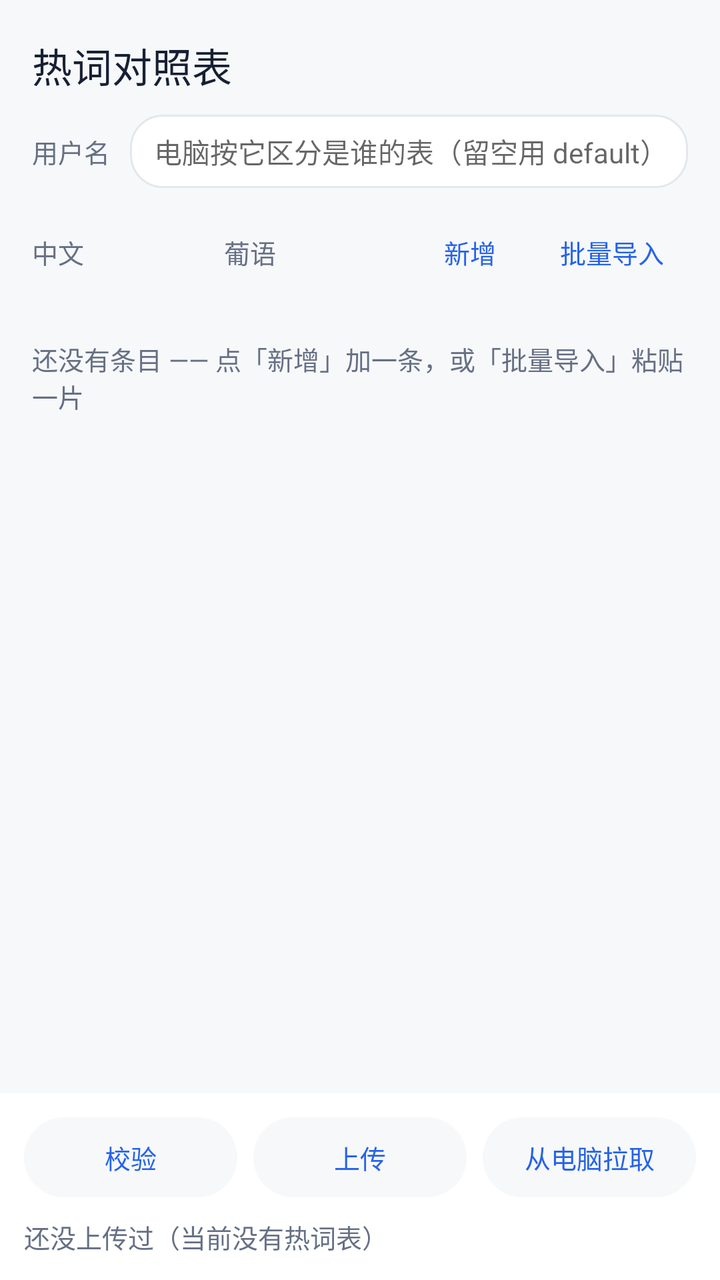
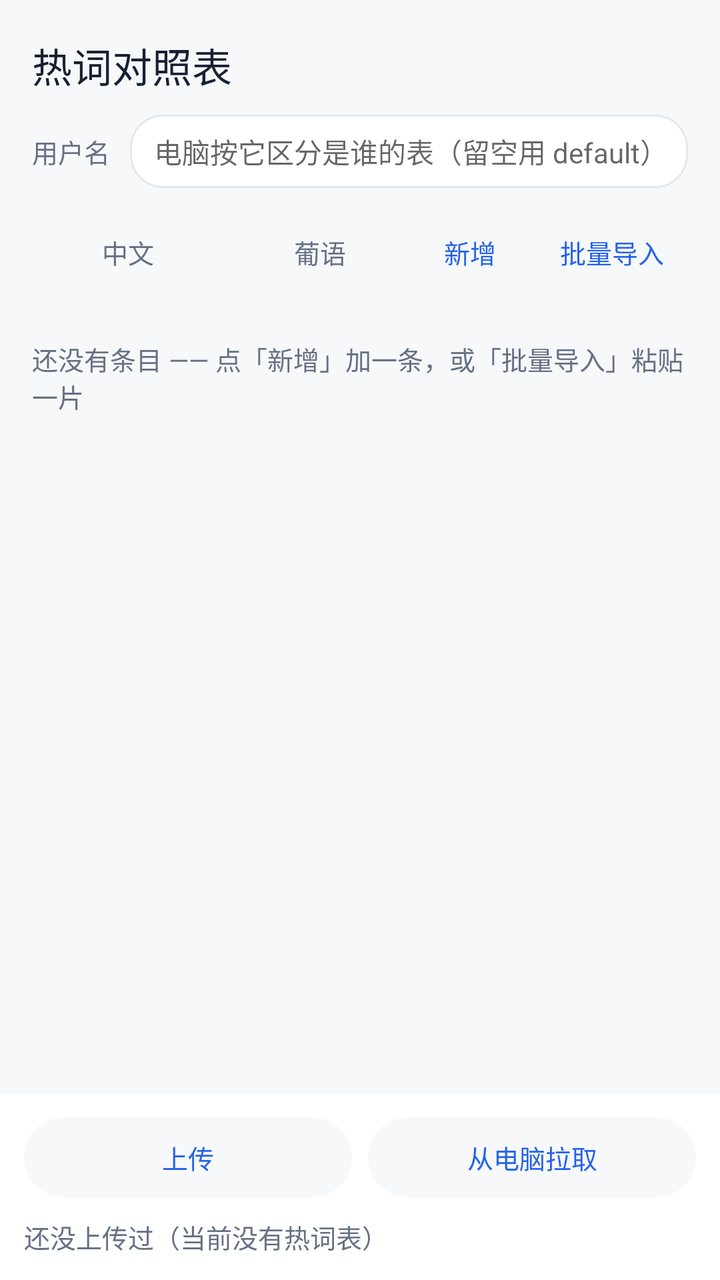

Screens rendered from an Android XML layout before and after an edit, with the pre-edit source and the edit as a unified diff.
<!-- AndroidManifest.xml: application theme AppTheme -->
<!-- res/layout/page_terms.xml -->
<?xml version="1.0" encoding="utf-8"?>
<LinearLayout xmlns:android="http://schemas.android.com/apk/res/android"
    android:layout_width="match_parent"
    android:layout_height="match_parent"
    android:background="@color/page"
    android:orientation="vertical">

    <LinearLayout
        android:layout_width="match_parent"
        android:layout_height="wrap_content"
        android:gravity="center_vertical"
        android:orientation="horizontal"
        android:paddingStart="16dp"
        android:paddingTop="18dp"
        android:paddingEnd="16dp">

        <TextView
            android:layout_width="0dp"
            android:layout_height="wrap_content"
            android:layout_weight="1"
            android:fontFamily="sans-serif-medium"
            android:text="@string/terms_title"
            android:textColor="@color/ink"
            android:textSize="20sp" />

        <TextView
            android:id="@+id/termsCount"
            android:layout_width="wrap_content"
            android:layout_height="wrap_content"
            android:textColor="@color/ink_soft"
            android:textSize="13sp" />
    </LinearLayout>

    
    <LinearLayout
        android:layout_width="match_parent"
        android:layout_height="wrap_content"
        android:layout_marginStart="16dp"
        android:layout_marginTop="10dp"
        android:layout_marginEnd="16dp"
        android:gravity="center_vertical"
        android:orientation="horizontal">

        <TextView
            android:layout_width="wrap_content"
            android:layout_height="wrap_content"
            android:text="@string/terms_user_label"
            android:textColor="@color/ink_soft"
            android:textSize="13sp" />

        <EditText
            android:id="@+id/termsUser"
            android:layout_width="0dp"
            android:layout_height="wrap_content"
            android:layout_marginStart="10dp"
            android:layout_weight="1"
            android:background="@drawable/bg_card"
            android:hint="@string/terms_user_hint"
            android:inputType="text"
            android:maxLines="1"
            android:paddingStart="12dp"
            android:paddingTop="8dp"
            android:paddingEnd="12dp"
            android:paddingBottom="8dp"
            android:textColor="@color/ink"
            android:textSize="14sp" />
    </LinearLayout>

    
    <LinearLayout
        android:layout_width="match_parent"
        android:layout_height="wrap_content"
        android:layout_marginStart="16dp"
        android:layout_marginTop="14dp"
        android:layout_marginEnd="16dp"
        android:gravity="center_vertical"
        android:orientation="horizontal">

        <TextView
            android:layout_width="0dp"
            android:layout_height="wrap_content"
            android:layout_weight="1"
            android:fontFamily="sans-serif-medium"
            android:text="@string/terms_col_zh"
            android:textColor="@color/ink_soft"
            android:textSize="13sp" />

        <TextView
            android:layout_width="0dp"
            android:layout_height="wrap_content"
            android:layout_weight="1"
            android:fontFamily="sans-serif-medium"
            android:text="@string/terms_col_pt"
            android:textColor="@color/ink_soft"
            android:textSize="13sp" />

        <TextView
            android:id="@+id/termsAdd"
            android:layout_width="wrap_content"
            android:layout_height="36dp"
            android:background="@drawable/tap_pill"
            android:clickable="true"
            android:focusable="true"
            android:gravity="center"
            android:paddingStart="14dp"
            android:paddingEnd="14dp"
            android:text="@string/terms_add"
            android:textColor="@color/brand"
            android:textSize="13sp" />

        <TextView
            android:id="@+id/termsBatch"
            android:layout_width="wrap_content"
            android:layout_height="36dp"
            android:layout_marginStart="6dp"
            android:background="@drawable/tap_pill"
            android:clickable="true"
            android:focusable="true"
            android:gravity="center"
            android:paddingStart="12dp"
            android:paddingEnd="12dp"
            android:text="@string/terms_batch"
            android:textColor="@color/brand"
            android:textSize="13sp" />
    </LinearLayout>

    
    <ScrollView
        android:layout_width="match_parent"
        android:layout_height="0dp"
        android:layout_marginTop="8dp"
        android:layout_weight="1"
        android:fillViewport="true">

        <LinearLayout
            android:layout_width="match_parent"
            android:layout_height="wrap_content"
            android:orientation="vertical"
            android:paddingStart="16dp"
            android:paddingEnd="16dp">

            <TextView
                android:id="@+id/termsEmpty"
                android:layout_width="match_parent"
                android:layout_height="wrap_content"
                android:paddingTop="18dp"
                android:paddingBottom="18dp"
                android:text="@string/terms_empty"
                android:textColor="@color/ink_soft"
                android:textSize="13sp" />

            <LinearLayout
                android:id="@+id/termsRows"
                android:layout_width="match_parent"
                android:layout_height="wrap_content"
                android:orientation="vertical" />
        </LinearLayout>
    </ScrollView>

    
    <LinearLayout
        android:layout_width="match_parent"
        android:layout_height="wrap_content"
        android:background="@color/surface"
        android:orientation="vertical"
        android:padding="12dp">

        <LinearLayout
            android:layout_width="match_parent"
            android:layout_height="wrap_content"
            android:orientation="horizontal">

            <TextView
                android:id="@+id/termsValidate"
                android:layout_width="0dp"
                android:layout_height="40dp"
                android:layout_weight="1"
                android:background="@drawable/tap_pill"
                android:clickable="true"
                android:focusable="true"
                android:gravity="center"
                android:text="@string/terms_validate"
                android:textColor="@color/brand"
                android:textSize="13sp" />

            <TextView
                android:id="@+id/termsUpload"
                android:layout_width="0dp"
                android:layout_height="40dp"
                android:layout_marginStart="8dp"
                android:layout_weight="1"
                android:background="@drawable/tap_pill"
                android:clickable="true"
                android:focusable="true"
                android:gravity="center"
                android:text="@string/terms_upload"
                android:textColor="@color/brand"
                android:textSize="13sp" />

            <TextView
                android:id="@+id/termsLoad"
                android:layout_width="0dp"
                android:layout_height="40dp"
                android:layout_marginStart="8dp"
                android:layout_weight="1"
                android:background="@drawable/tap_pill"
                android:clickable="true"
                android:focusable="true"
                android:gravity="center"
                android:text="@string/terms_load"
                android:textColor="@color/brand"
                android:textSize="13sp" />
        </LinearLayout>

        <TextView
            android:id="@+id/termsStatus"
            android:layout_width="match_parent"
            android:layout_height="wrap_content"
            android:layout_marginTop="10dp"
            android:text="@string/terms_status_idle"
            android:textColor="@color/ink_soft"
            android:textSize="13sp" />

        <TextView
            android:id="@+id/termsWarnTitle"
            android:layout_width="match_parent"
            android:layout_height="wrap_content"
            android:layout_marginTop="8dp"
            android:fontFamily="sans-serif-medium"
            android:text="@string/terms_warn_title"
            android:textColor="@color/warn"
            android:textSize="13sp"
            android:visibility="gone" />

        <TextView
            android:id="@+id/termsWarnBody"
            android:layout_width="match_parent"
            android:layout_height="wrap_content"
            android:fontFamily="monospace"
            android:paddingTop="2dp"
            android:textColor="@color/ink_soft"
            android:textSize="12sp"
            android:visibility="gone" />

        <TextView
            android:id="@+id/termsRejectTitle"
            android:layout_width="match_parent"
            android:layout_height="wrap_content"
            android:layout_marginTop="8dp"
            android:fontFamily="sans-serif-medium"
            android:text="@string/terms_reject_title"
            android:textColor="@color/err"
            android:textSize="13sp"
            android:visibility="gone" />

        <TextView
            android:id="@+id/termsRejectBody"
            android:layout_width="match_parent"
            android:layout_height="wrap_content"
            android:fontFamily="monospace"
            android:paddingTop="2dp"
            android:textColor="@color/ink_soft"
            android:textSize="12sp"
            android:visibility="gone" />
    </LinearLayout>
</LinearLayout>
<!-- resources referenced by this layout -->
<resources>
  <color name="brand">#2563EB</color>
  <color name="err">#D92D20</color>
  <color name="ink">#172033</color>
  <color name="ink_soft">#667085</color>
  <color name="page">#F7F8FA</color>
  <color name="surface">#FFFFFF</color>
  <color name="warn">#F79009</color>
  <!-- drawable bg_card (drawable) -->
  <?xml version="1.0" encoding="utf-8"?>
  <shape xmlns:android="http://schemas.android.com/apk/res/android" android:shape="rectangle">
      <solid android:color="@color/surface" />
      <stroke android:width="1dp" android:color="@color/line" />
      <corners android:radius="16dp" />
  </shape>
  <!-- drawable tap_pill (drawable) -->
  <?xml version="1.0" encoding="utf-8"?>
  <ripple xmlns:android="http://schemas.android.com/apk/res/android"
      android:color="@color/ripple_light">
      <item android:drawable="@drawable/bg_pill" />
  </ripple>
  <string name="terms_add">新增</string>
  <string name="terms_batch">批量导入</string>
  <string name="terms_col_pt">葡语</string>
  <string name="terms_col_zh">中文</string>
  <string name="terms_empty">还没有条目 —— 点「新增」加一条，或「批量导入」粘贴一片</string>
  <string name="terms_load">从电脑拉取</string>
  <string name="terms_reject_title">不能上传的原因</string>
  <string name="terms_status_idle">还没上传过（当前没有热词表）</string>
  <string name="terms_title">热词对照表</string>
  <string name="terms_upload">上传</string>
  <string name="terms_user_hint">电脑按它区分是谁的表（留空用 default）</string>
  <string name="terms_user_label">用户名</string>
  <string name="terms_validate">校验</string>
  <string name="terms_warn_title">提醒（不影响上传）</string>
  <style name="AppTheme" parent="@android:style/Theme.Material.Light.NoActionBar">
          <item name="android:windowBackground">@color/page</item>
          <item name="android:statusBarColor">@color/page</item>
          <item name="android:windowLightStatusBar">true</item>
          <item name="android:navigationBarColor">@color/page</item>
          <item name="android:colorAccent">@color/brand</item>
      </style>
  <color name="line">#E4E7EC</color>
  <color name="ripple_light">#14000000</color>
  <!-- drawable bg_pill (drawable) -->
  <?xml version="1.0" encoding="utf-8"?>
  <shape xmlns:android="http://schemas.android.com/apk/res/android" android:shape="rectangle">
      <solid android:color="@color/page" />
      <corners android:radius="22dp" />
  </shape>
</resources>

<!-- the commit's change to res/layout/page_terms.xml (unified diff, before → after) -->
@@ -81,6 +81,7 @@
             android:layout_height="wrap_content"
             android:layout_weight="1"
             android:fontFamily="sans-serif-medium"
+            android:gravity="center"
             android:text="@string/terms_col_zh"
             android:textColor="@color/ink_soft"
             android:textSize="13sp" />
@@ -90,6 +91,7 @@
             android:layout_height="wrap_content"
             android:layout_weight="1"
             android:fontFamily="sans-serif-medium"
+            android:gravity="center"
             android:text="@string/terms_col_pt"
             android:textColor="@color/ink_soft"
             android:textSize="13sp" />
@@ -171,23 +173,9 @@
             android:orientation="horizontal">
 
             <TextView
-                android:id="@+id/termsValidate"
-                android:layout_width="0dp"
-                android:layout_height="40dp"
-                android:layout_weight="1"
-                android:background="@drawable/tap_pill"
-                android:clickable="true"
-                android:focusable="true"
-                android:gravity="center"
-                android:text="@string/terms_validate"
-                android:textColor="@color/brand"
-                android:textSize="13sp" />
-
-            <TextView
                 android:id="@+id/termsUpload"
                 android:layout_width="0dp"
                 android:layout_height="40dp"
-                android:layout_marginStart="8dp"
                 android:layout_weight="1"
                 android:background="@drawable/tap_pill"
                 android:clickable="true"
<!-- resource entries referenced after the edit -->
@@ -32,7 +32,6 @@
   <string name="terms_upload">上传</string>
   <string name="terms_user_hint">电脑按它区分是谁的表（留空用 default）</string>
   <string name="terms_user_label">用户名</string>
-  <string name="terms_validate">校验</string>
   <string name="terms_warn_title">提醒（不影响上传）</string>
   <style name="AppTheme" parent="@android:style/Theme.Material.Light.NoActionBar">
           <item name="android:windowBackground">@color/page</item>
